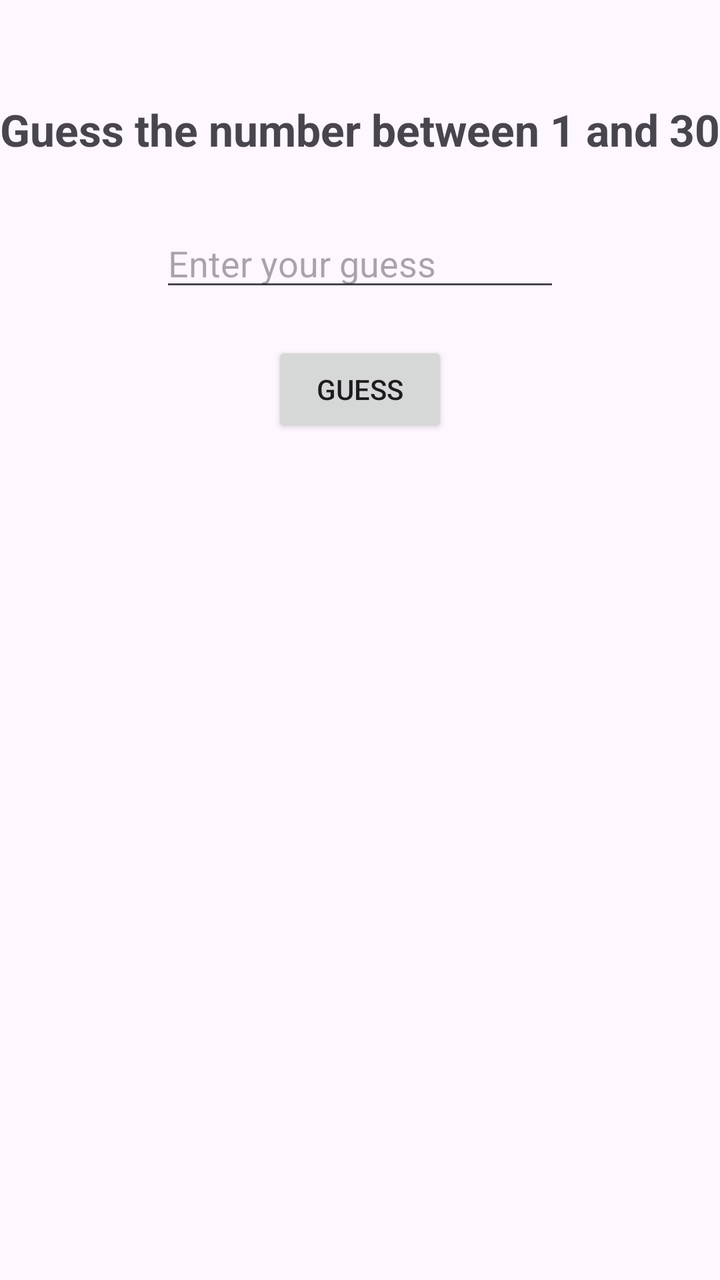
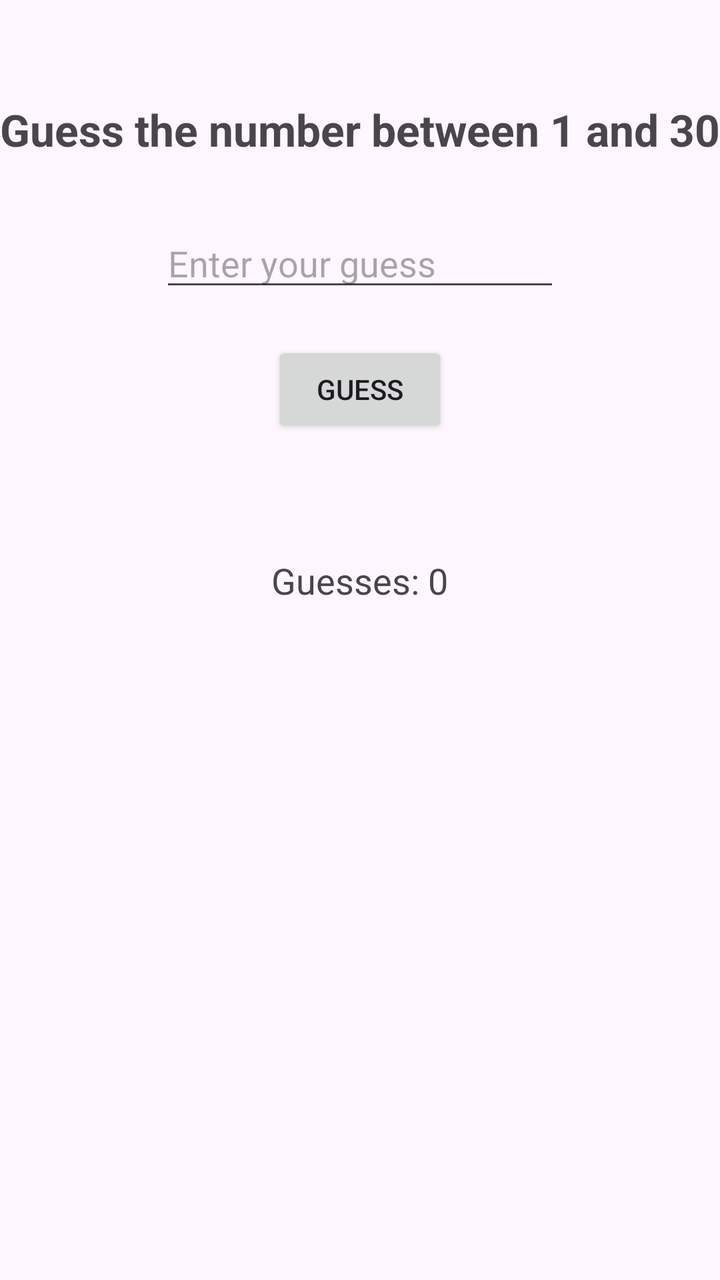

Before-and-after screenshots of an Android layout around one commit, followed by the original layout XML and the change that was made.
<!-- AndroidManifest.xml: application theme Theme.UbiCompLab1 -->
<!-- res/layout/activity_guess_game.xml -->
<?xml version="1.0" encoding="utf-8"?>
<RelativeLayout xmlns:android="http://schemas.android.com/apk/res/android"
    android:layout_width="match_parent"
    android:layout_height="match_parent">

    <TextView
        android:id="@+id/titleText"
        android:layout_width="wrap_content"
        android:layout_height="wrap_content"
        android:text="Guess the number between 1 and 30"
        android:textSize="22sp"
        android:textStyle="bold"
        android:layout_centerHorizontal="true"
        android:layout_marginTop="50dp" />

    <EditText
        android:id="@+id/guessInput"
        android:layout_width="200dp"
        android:layout_height="wrap_content"
        android:hint="Enter your guess"
        android:inputType="number"
        android:layout_below="@id/titleText"
        android:layout_centerHorizontal="true"
        android:layout_marginTop="30dp" />

    <Button
        android:id="@+id/guessButton"
        android:layout_width="wrap_content"
        android:layout_height="wrap_content"
        android:text="Guess"
        android:layout_below="@id/guessInput"
        android:layout_centerHorizontal="true"
        android:layout_marginTop="20dp" />

    <TextView
        android:id="@+id/resultText"
        android:layout_width="wrap_content"
        android:layout_height="wrap_content"
        android:text=""
        android:textSize="18sp"
        android:layout_below="@id/guessButton"
        android:layout_centerHorizontal="true"
        android:layout_marginTop="20dp" />


</RelativeLayout>
<!-- resources referenced by this layout -->
<resources>
  <style name="Theme.UbiCompLab1" parent="Base.Theme.UbiCompLab1" />
  <style name="Base.Theme.UbiCompLab1" parent="Theme.Material3.DayNight.NoActionBar">
          
          
      </style>
</resources>

<!-- the commit's change to res/layout/activity_guess_game.xml (unified diff, before → after) -->
@@ -42,5 +42,15 @@
         android:layout_centerHorizontal="true"
         android:layout_marginTop="20dp" />
 
+    <TextView
+        android:id="@+id/guessCountText"
+        android:layout_width="wrap_content"
+        android:layout_height="wrap_content"
+        android:text="Guesses: 0"
+        android:textSize="18sp"
+        android:layout_below="@id/resultText"
+        android:layout_centerHorizontal="true"
+        android:layout_marginTop="15dp" />
+
 
 </RelativeLayout>
